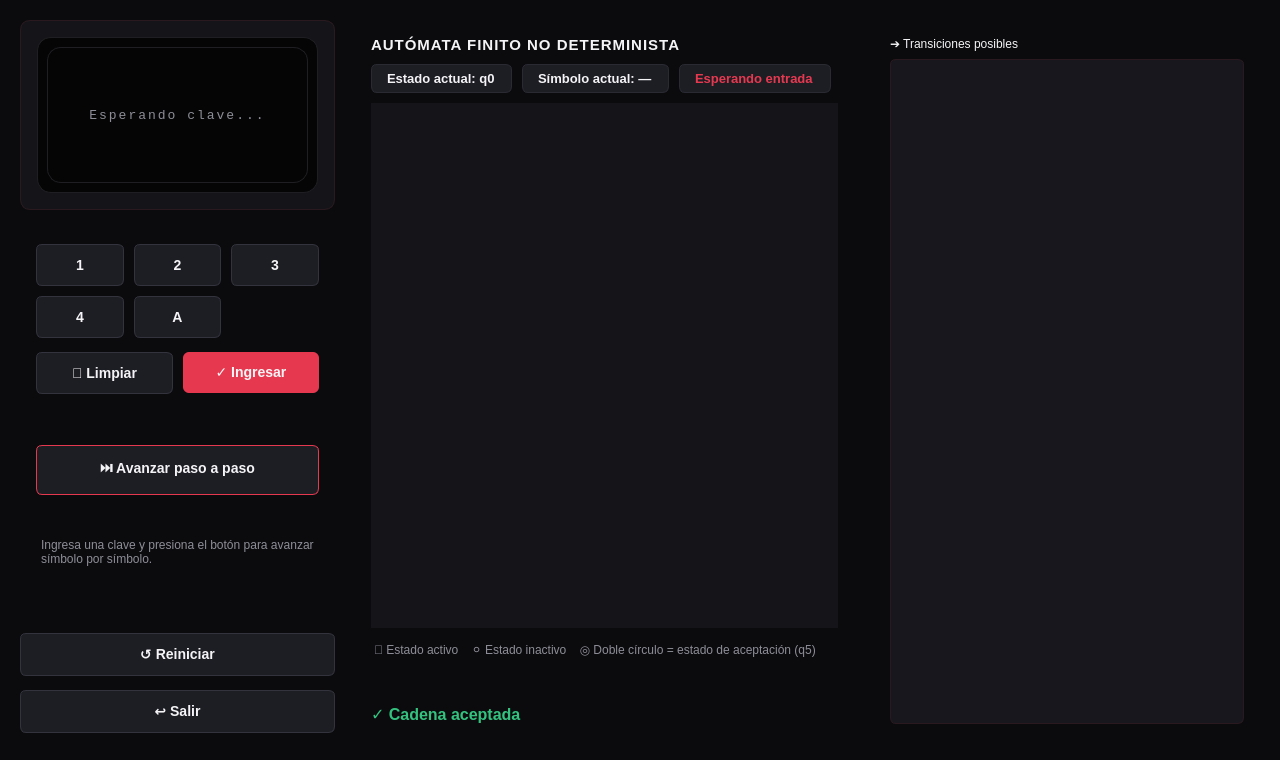
Old version of the form cajafuerte.ui in the repository Pedro12007/Automata-Proyecto4.
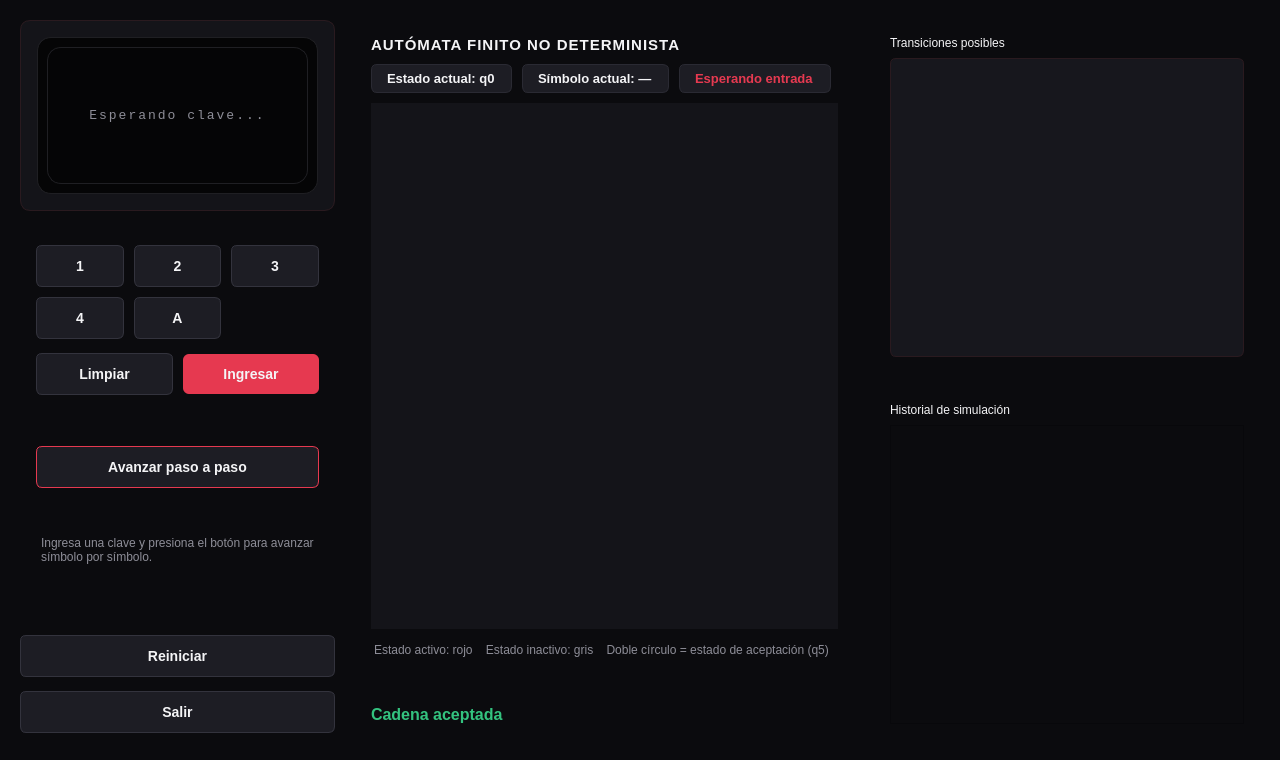
New version of the form.

Commit message: interfaz arreglada

Patch:
```diff
--- a/cajafuerte.ui
+++ b/cajafuerte.ui
@@ -89,8 +89,8 @@
         <item>
          <layout class="QHBoxLayout" name="filaAcciones">
           <property name="spacing"><number>10</number></property>
-          <item><widget class="QPushButton" name="btnClear"><property name="text"><string>🧹 Limpiar</string></property></widget></item>
-          <item><widget class="QPushButton" name="btnEnter"><property name="text"><string>✓ Ingresar</string></property></widget></item>
+          <item><widget class="QPushButton" name="btnClear"><property name="text"><string>Limpiar</string></property></widget></item>
+          <item><widget class="QPushButton" name="btnEnter"><property name="text"><string>Ingresar</string></property></widget></item>
          </layout>
         </item>
        </layout>
@@ -105,14 +105,14 @@
         <property name="rightMargin"><number>16</number></property>
         <property name="bottomMargin"><number>16</number></property>
         <property name="spacing"><number>6</number></property>
-        <item><widget class="QPushButton" name="btnPaso"><property name="text"><string>⏭ Avanzar paso a paso</string></property></widget></item>
+        <item><widget class="QPushButton" name="btnPaso"><property name="text"><string>Avanzar paso a paso</string></property></widget></item>
         <item><widget class="QLabel" name="lblPasoInfo"><property name="text"><string>Ingresa una clave y presiona el botón para avanzar símbolo por símbolo.</string></property><property name="wordWrap"><bool>true</bool></property></widget></item>
        </layout>
       </widget>
      </item>
 
-     <item><widget class="QPushButton" name="btnReiniciar"><property name="text"><string>↺ Reiniciar</string></property></widget></item>
-     <item><widget class="QPushButton" name="btnSalir"><property name="text"><string>↩ Salir</string></property></widget></item>
+     <item><widget class="QPushButton" name="btnReiniciar"><property name="text"><string>Reiniciar</string></property></widget></item>
+     <item><widget class="QPushButton" name="btnSalir"><property name="text"><string>Salir</string></property></widget></item>
      <item><spacer><property name="orientation"><enum>Qt::Vertical</enum></property></spacer></item>
     </layout>
    </item>
@@ -140,7 +140,7 @@
          </layout>
         </item>
         <item><widget class="QGraphicsView" name="canvasAFND"/></item>
-        <item><widget class="QLabel" name="lblLeyenda"><property name="text"><string>🔴 Estado activo    ⚪ Estado inactivo    ◎ Doble círculo = estado de aceptación (q5)</string></property></widget></item>
+        <item><widget class="QLabel" name="lblLeyenda"><property name="text"><string>Estado activo: rojo    Estado inactivo: gris    Doble círculo = estado de aceptación (q5)</string></property></widget></item>
        </layout>
       </widget>
      </item>
@@ -153,7 +153,7 @@
         <property name="topMargin"><number>16</number></property>
         <property name="rightMargin"><number>16</number></property>
         <property name="bottomMargin"><number>16</number></property>
-        <item><widget class="QLabel" name="lblAceptada"><property name="text"><string>✓ Cadena aceptada</string></property><property name="styleSheet"><string>color: #33c37f; font-size: 16px; font-weight: bold;</string></property></widget></item>
+        <item><widget class="QLabel" name="lblAceptada"><property name="text"><string>Cadena aceptada</string></property><property name="styleSheet"><string>color: #33c37f; font-size: 16px; font-weight: bold;</string></property></widget></item>
         <item><spacer><property name="orientation"><enum>Qt::Horizontal</enum></property></spacer></item>
        </layout>
       </widget>
@@ -165,22 +165,37 @@
    <item>
     <layout class="QVBoxLayout" name="colDerecha">
      <property name="spacing"><number>14</number></property>
-     <property name="sizeConstraint"><enum>QLayout::SetFixedSize</enum></property>
 
      <item>
       <widget class="QFrame" name="panel">
+       <property name="sizePolicy"><sizepolicy hsizetype="Preferred" vsizetype="Expanding"><horstretch>0</horstretch><verstretch>1</verstretch></sizepolicy></property>
        <layout class="QVBoxLayout">
         <property name="leftMargin"><number>16</number></property>
         <property name="topMargin"><number>16</number></property>
         <property name="rightMargin"><number>16</number></property>
         <property name="bottomMargin"><number>16</number></property>
         <property name="spacing"><number>8</number></property>
-        <item><widget class="QLabel" name="titulo"><property name="text"><string>➔ Transiciones posibles</string></property></widget></item>
+        <item><widget class="QLabel" name="titulo"><property name="text"><string>Transiciones posibles</string></property></widget></item>
         <item><widget class="QTextEdit" name="txtTransiciones"><property name="readOnly"><bool>true</bool></property></widget></item>
        </layout>
       </widget>
      </item>
 
+     <item>
+      <widget class="QFrame" name="panel">
+       <property name="sizePolicy"><sizepolicy hsizetype="Preferred" vsizetype="Expanding"><horstretch>0</horstretch><verstretch>1</verstretch></sizepolicy></property>
+       <layout class="QVBoxLayout">
+        <property name="leftMargin"><number>16</number></property>
+        <property name="topMargin"><number>16</number></property>
+        <property name="rightMargin"><number>16</number></property>
+        <property name="bottomMargin"><number>16</number></property>
+        <property name="spacing"><number>8</number></property>
+        <item><widget class="QLabel" name="titulo"><property name="text"><string>Historial de simulación</string></property></widget></item>
+        <item><widget class="QTableWidget" name="tablaHistorial"/></item>
+       </layout>
+      </widget>
+     </item>
+
     </layout>
    </item>
 
```
The commit also changes 1 other file.
